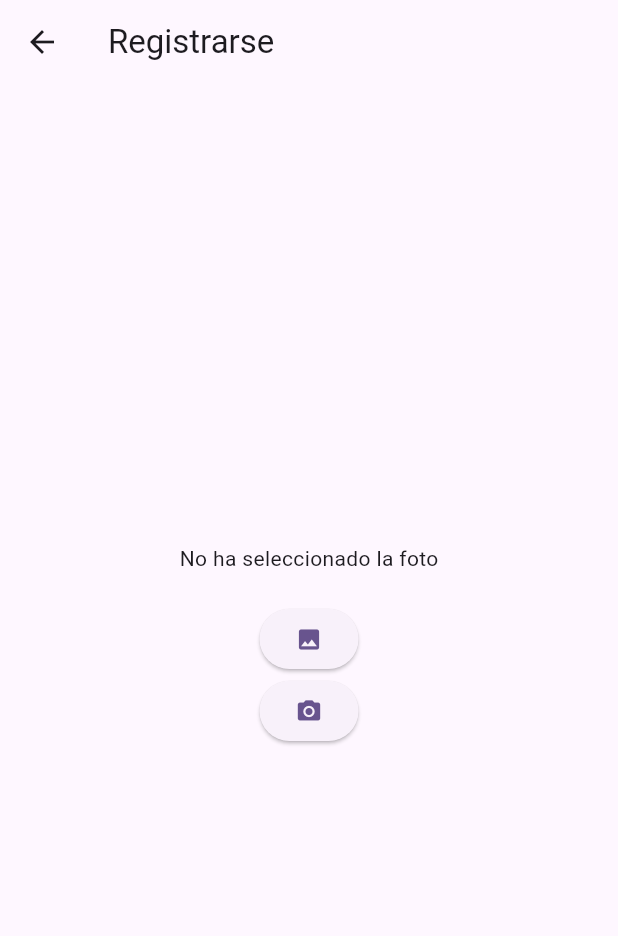
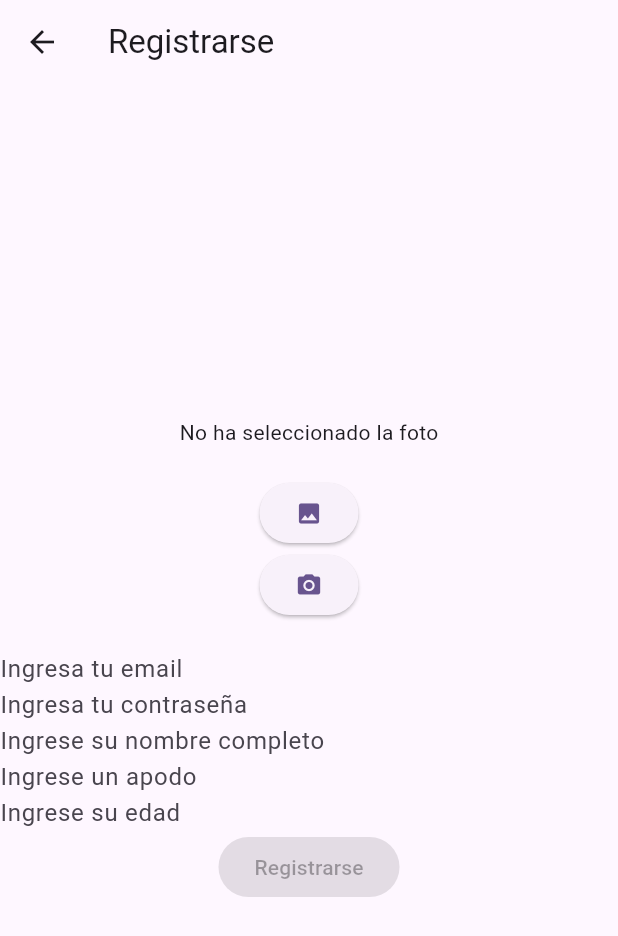
Before and after one commit to diegobermudez03/racer-app, a Flutter app: the screen it shows after launch, after a tap on "Registrarse", on a phone screen of 412 x 824 dp. Shown: the top 936 px of the screen. Run offline on Flutter 3.47's test engine with Material 3 defaults, Android fonts, the phone set to English and light mode, and no system bars; our stand-ins replace dartz, firebase_auth, firebase_core, firebase_database, firebase_storage, flutter_bloc and 3 more; accounts and stored records are empty.

Commit message:
Login and Registering working completely with firebase

```diff
--- a/lib/core/app_strings.dart
+++ b/lib/core/app_strings.dart
@@ -6,4 +6,8 @@ class AppStrings{
   static const galleryPermissionsDenied = "Se negaron los permisos a galeria";
   static const noProfilePicture = "No ha seleccionado la foto";
   static const camerPermissionDenied = "Se negaron los permisos a camara";
+  static const fullNameHint = "Ingrese su nombre completo";
+  static const userNameHint = "Ingrese un apodo";
+  static const ageHint = "Ingrese su edad";
+  static const successRegistering = "Se ha registrado correctamente";
 }
--- a/lib/dependency_injection.dart
+++ b/lib/dependency_injection.dart
@@ -1,12 +1,34 @@
+import 'package:firebase_auth/firebase_auth.dart';
+import 'package:firebase_core/firebase_core.dart';
+import 'package:firebase_database/firebase_database.dart';
+import 'package:firebase_storage/firebase_storage.dart';
+import 'package:flutter/material.dart';
 import 'package:get_it/get_it.dart';
 import 'package:racer_app/presentation/auth/controller/auth_blocs.dart';
 import 'package:racer_app/repository/auth_repo.dart';
 
 final inst = GetIt.instance;
 
-void initDependencies(){
+Future<void> initDependencies() async{
+    //initialize firebase
+    WidgetsFlutterBinding.ensureInitialized();
+    await Firebase.initializeApp();
+
+    //initializing databases
+    final firebase = FirebaseAuth.instance;
+    final database = FirebaseDatabase.instanceFor(
+      app: Firebase.app(),
+      databaseURL: 'https://taller3movil-f21bb-default-rtdb.firebaseio.com/'
+    ).ref();
+    final storage = FirebaseStorage.instanceFor(
+      bucket: 'taller3movil-f21bb.appspot.com',
+    );
+
+
     //register repos
-    inst.registerLazySingleton<AuthRepo>(()=>AuthRepoFirebase());
+    inst.registerLazySingleton<AuthRepo>(()=>AuthRepoFirebase(
+      firebase,  database, storage
+    ));
 
     //register blocs
     inst.registerFactory<LoginBloc>(()=>LoginBloc(inst.get()));
--- a/lib/main.dart
+++ b/lib/main.dart
@@ -7,9 +7,7 @@ import 'package:racer_app/presentation/auth/controller/auth_blocs.dart';
 import 'package:racer_app/presentation/auth/pages/login_page.dart';
 
 void main() async {
-  WidgetsFlutterBinding.ensureInitialized();
-  await Firebase.initializeApp();
-  initDependencies();
+  await initDependencies();
   runApp(const MyApp());
 }
 
--- a/lib/presentation/auth/pages/register_page.dart
+++ b/lib/presentation/auth/pages/register_page.dart
@@ -1,56 +1,148 @@
 import 'dart:io';
 import 'package:flutter/material.dart';
+import 'package:flutter_bloc/flutter_bloc.dart';
+import 'package:get_it/get_it.dart';
 import 'package:racer_app/core/app_strings.dart';
+import 'package:racer_app/presentation/auth/controller/auth_blocs.dart';
+import 'package:racer_app/presentation/auth/controller/auth_states.dart';
+import 'package:racer_app/presentation/feed/controller/feed_bloc.dart';
+import 'package:racer_app/presentation/feed/pages/feed_page.dart';
 import 'package:racer_app/presentation/shared/camera_handler.dart';
 import 'package:racer_app/presentation/shared/gallery_handler.dart';
 
-class RegisterPage extends StatefulWidget{
+class RegisterPage extends StatefulWidget {
   @override
   State<RegisterPage> createState() => _RegisterPageState();
 }
 
 class _RegisterPageState extends State<RegisterPage> {
   File? _image;
+  bool readyToRegister = false;
+  final emailController = TextEditingController();
+  final passwordController = TextEditingController();
+  final fullNameController = TextEditingController();
+  final ageController = TextEditingController();
+  final userNameController = TextEditingController();
 
   @override
   Widget build(BuildContext context) {
+    final provider = BlocProvider.of<RegisterBloc>(context);
     return Scaffold(
         appBar: AppBar(
           title: const Text(AppStrings.register),
         ),
-      body: Center(
-        child: Column(
+        body: BlocListener<RegisterBloc, RegisterState>(
+          listener: (context, state) {
+            if(state is RegisterFailureState){
+              showDialog(context: context, builder: (context) => AlertDialog(
+                  content: Text(state.message),
+              ),);
+            }
+            if(state is RegisterSuccessState){
+              Navigator.of(context).pop();
+              Navigator.of(context).push(
+                MaterialPageRoute(builder: (con)=> BlocProvider(
+                    create: (c)=>GetIt.instance.get<FeedBloc>(),
+                    child: FeedPage(),
+                  )
+                )
+              );
+              showDialog(context: context, builder: (context) => AlertDialog(
+                  content: Text(AppStrings.successRegistering),
+              ),);
+            }
+          },
+          child: BlocBuilder<RegisterBloc, RegisterState>(
+            builder: (context, state) {
+              return switch(state){
+                RegisterLoadingState() => CircularProgressIndicator(),
+                RegisterState() => _printFormulary(context, provider)
+              };
+            },
+          ),
+        ));
+  }
+
+  Column _printFormulary(BuildContext context, RegisterBloc provider) {
+    return Column(
       mainAxisAlignment: MainAxisAlignment.center,
       children: [
-            _image == null? Text(AppStrings.noProfilePicture) : Image.file(_image!),
+        _image == null ? Text(AppStrings.noProfilePicture) : Image.file(_image!, width: 100,),
         SizedBox(height: 20),
         ElevatedButton(
-              onPressed: ()=>_galleryHandler(context),
+          onPressed: () => _galleryHandler(context),
           child: Icon(Icons.photo),
         ),
-            ElevatedButton(
-              onPressed:  ()=>_cameraHandler(context),
-              child: Icon(Icons.camera_alt)
+        ElevatedButton(onPressed: () => _cameraHandler(context), child: Icon(Icons.camera_alt)),
+        SizedBox(
+          height: 20,
         ),
-            SizedBox(height: 20,),
+        TextField(
+          decoration: InputDecoration.collapsed(hintText: AppStrings.emailHint),
+          onChanged: (_) => _checkFields(),
+          controller: emailController,
+        ),
+        TextField(
+          decoration: InputDecoration.collapsed(hintText: AppStrings.passwordHint),
+          onChanged: (_) => _checkFields(),
+          controller: passwordController,
+        ),
+        TextField(
+          decoration: InputDecoration.collapsed(hintText: AppStrings.fullNameHint),
+          onChanged: (_) => _checkFields(),
+          controller: fullNameController,
+        ),
+        TextField(
+          decoration: InputDecoration.collapsed(hintText: AppStrings.userNameHint),
+          onChanged: (_) => _checkFields(),
+          controller: userNameController,
+        ),
+        TextField(
+          decoration: InputDecoration.collapsed(hintText: AppStrings.ageHint),
+          onChanged: (_) => _checkFields(),
+          controller: ageController,
+        ),
+        ElevatedButton(onPressed: readyToRegister? () => _registerCallback(provider): null, child: Text(AppStrings.register))
       ],
-        ),
-      ),
     );
   }
 
-  void _galleryHandler(BuildContext context) async{
+  void _registerCallback(RegisterBloc provider) {
+    provider.register(emailController.text, passwordController.text, userNameController.text, fullNameController.text,
+        int.parse(ageController.text), _image!);
+  }
+
+  void _checkFields() {
+    if (emailController.text.isEmpty ||
+        passwordController.text.isEmpty ||
+        userNameController.text.isEmpty ||
+        fullNameController.text.isEmpty ||
+        ageController.text.isEmpty ||
+        _image == null) {
+      if (readyToRegister) {
+        setState(() {
+          readyToRegister = false;
+        });
+      }
+    } else {
+      setState(() {
+        readyToRegister = true;
+      });
+    }
+  }
+
+  void _galleryHandler(BuildContext context) async {
     File? image = await GalleryHandler.pickImage(context);
-    if(image != null){
+    if (image != null) {
       setState(() {
         _image = image;
       });
     }
   }
 
-  void _cameraHandler(BuildContext context) async{
+  void _cameraHandler(BuildContext context) async {
     File? image = await CameraHandler.takePicture(context);
-    if(image != null){
+    if (image != null) {
       setState(() {
         _image = image;
       });
--- a/pubspec.yaml
+++ b/pubspec.yaml
@@ -38,6 +38,7 @@ dependencies:
   dartz: ^0.10.1
   image_picker: ^1.1.2
   permission_handler: ^11.3.1
+  firebase_database: ^11.1.6
 
 
   # The following adds the Cupertino Icons font to your application.
```
Also changed, not shown: lib/presentation/auth/controller/auth_blocs.dart (+12 -1 lines), lib/repository/auth_repo.dart (+41 -1 lines), lib/presentation/auth/pages/login_page.dart (indentation only), pubspec.lock, 2 other files. Lines whose indentation alone changed are shown as unchanged.
